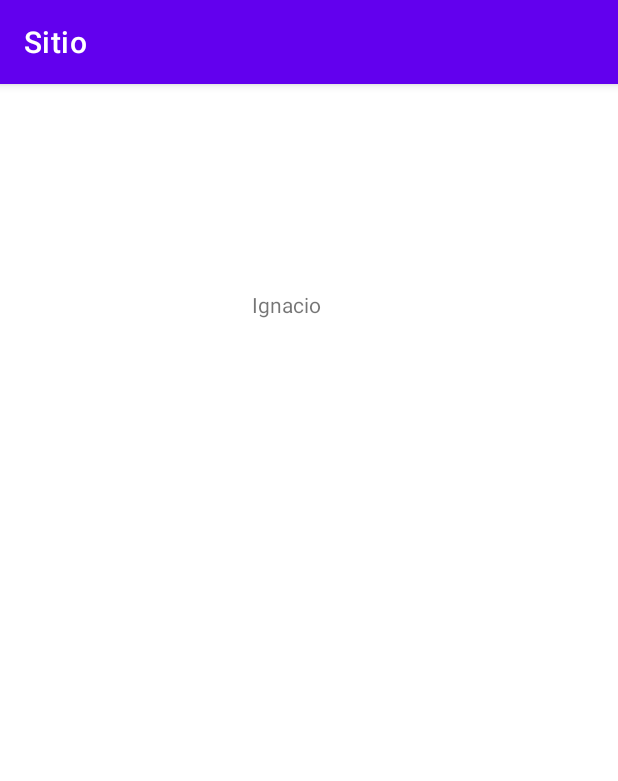
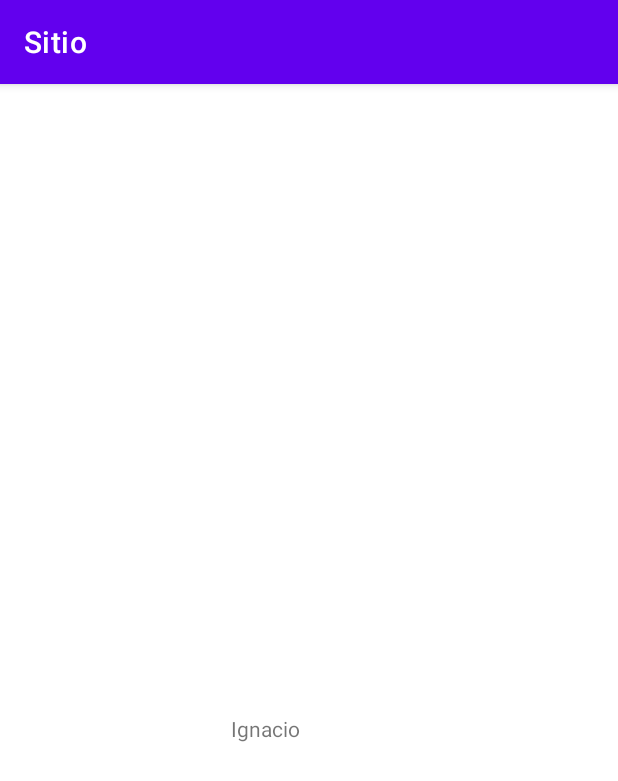
Before and after one commit to AgusDunovits/Sitio, an Android app: the screen it shows after launch (MainActivity), on a phone screen of 412 x 824 dp. Shown: the top 781 px of the screen. Run offline under Robolectric (Android 15) with nearby library versions, the phone set to English and light mode, and no system bars.

Commit message:
Primer
Primer

```diff
--- a/app/src/main/res/layout/activity_main.xml
+++ b/app/src/main/res/layout/activity_main.xml
@@ -11,10 +11,10 @@
         android:layout_height="wrap_content"
         android:text="Ignacio"
         app:layout_constraintBottom_toBottomOf="parent"
-        app:layout_constraintHorizontal_bias="0.459"
+        app:layout_constraintHorizontal_bias="0.421"
         app:layout_constraintLeft_toLeftOf="parent"
         app:layout_constraintRight_toRightOf="parent"
         app:layout_constraintTop_toTopOf="parent"
-        app:layout_constraintVertical_bias="0.183" />
+        app:layout_constraintVertical_bias="0.561" />
 
 </androidx.constraintlayout.widget.ConstraintLayout>
```
